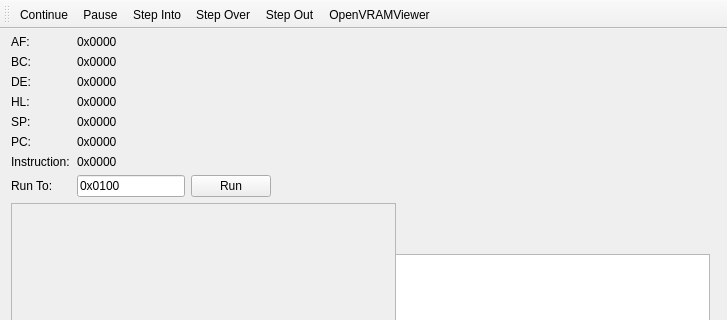
This is qt_wrap/src/debuggerwindow.ui in joshgamer474/GBCEmulator as Qt 5 draws it before an edit; both pictures show x 0 to 727 and y 0 to 320 of the 727 by 578 pixel window. The edited form follows.
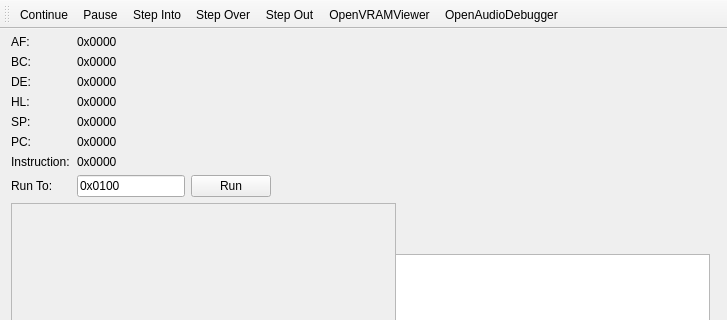
This is the edited form. Icons and pictures are not drawn.

Commit message: Added AudioDebuggerWindow class and GUI window, hooked up AudioDebuggerWindow to APU

Diff of the .ui file:
```diff
--- a/qt_wrap/src/debuggerwindow.ui
+++ b/qt_wrap/src/debuggerwindow.ui
@@ -359,6 +359,7 @@
    <addaction name="actionStep_Over"/>
    <addaction name="actionStep_Out"/>
    <addaction name="actionOpenVRAMViewer"/>
+   <addaction name="actionOpenAudioDebugger"/>
   </widget>
   <action name="actionOpen_ROM">
    <property name="text">
@@ -453,6 +454,14 @@
     <string>OpenVRAMViewer</string>
    </property>
   </action>
+  <action name="actionOpenAudioDebugger">
+   <property name="text">
+    <string>OpenAudioDebugger</string>
+   </property>
+   <property name="toolTip">
+    <string>Open the Audio Debugger</string>
+   </property>
+  </action>
  </widget>
  <layoutdefault spacing="6" margin="11"/>
  <resources/>
```
Left out of the diff: 4 changed lines with no effect on the pictures. The commit also changes 12 other files.
